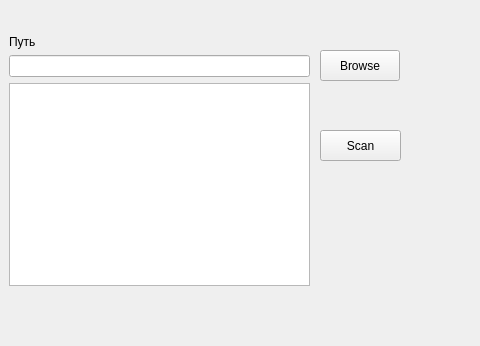
The window that AVSyc/mainwindow.ui (Seathe14/AVSyc) describes before a commit, drawn with Qt 5.
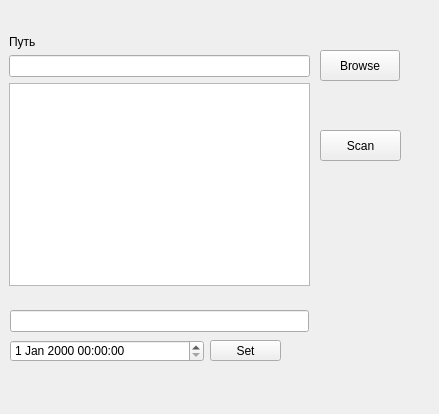
The same window after the commit.

Patch:
```diff
--- a/AVSyc/mainwindow.ui
+++ b/AVSyc/mainwindow.ui
@@ -6,8 +6,8 @@
    <rect>
     <x>0</x>
     <y>0</y>
-    <width>480</width>
-    <height>346</height>
+    <width>439</width>
+    <height>414</height>
    </rect>
   </property>
   <property name="sizePolicy">
@@ -87,6 +87,45 @@
      <string>Scan</string>
     </property>
    </widget>
+   <widget class="QDateTimeEdit" name="dateTimeEdit">
+    <property name="geometry">
+     <rect>
+      <x>10</x>
+      <y>340</y>
+      <width>194</width>
+      <height>22</height>
+     </rect>
+    </property>
+    <property name="timeSpec">
+     <enum>Qt::LocalTime</enum>
+    </property>
+   </widget>
+   <widget class="QPushButton" name="browseButton_2">
+    <property name="geometry">
+     <rect>
+      <x>210</x>
+      <y>340</y>
+      <width>71</width>
+      <height>21</height>
+     </rect>
+    </property>
+    <property name="text">
+     <string>Set</string>
+    </property>
+   </widget>
+   <widget class="QLineEdit" name="pathLineEdit_2">
+    <property name="geometry">
+     <rect>
+      <x>10</x>
+      <y>310</y>
+      <width>299</width>
+      <height>22</height>
+     </rect>
+    </property>
+    <property name="readOnly">
+     <bool>true</bool>
+    </property>
+   </widget>
   </widget>
   <widget class="QMenuBar" name="menubar">
    <property name="geometry">
```
Left out of the diff: 4 changed lines with no effect on the pictures.
